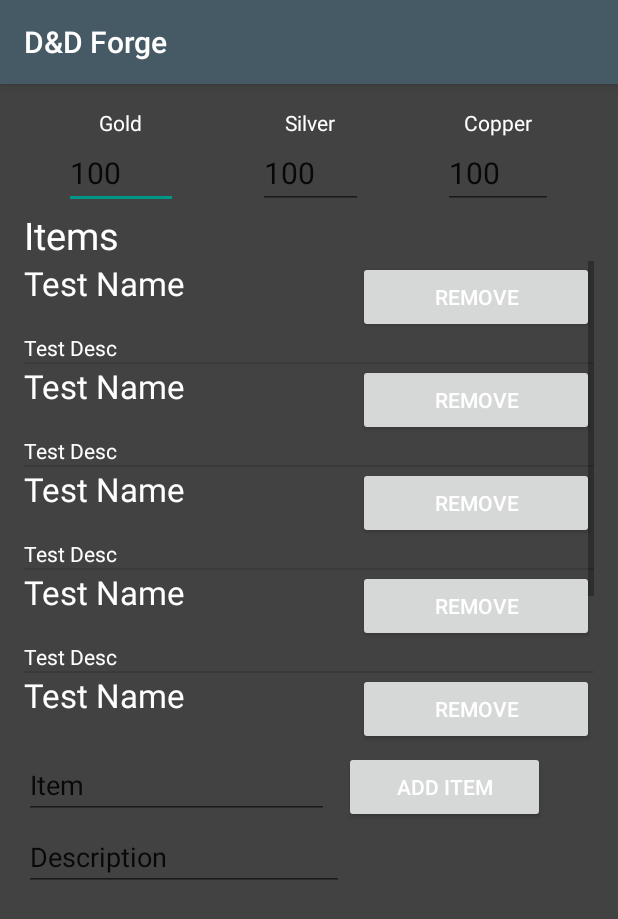
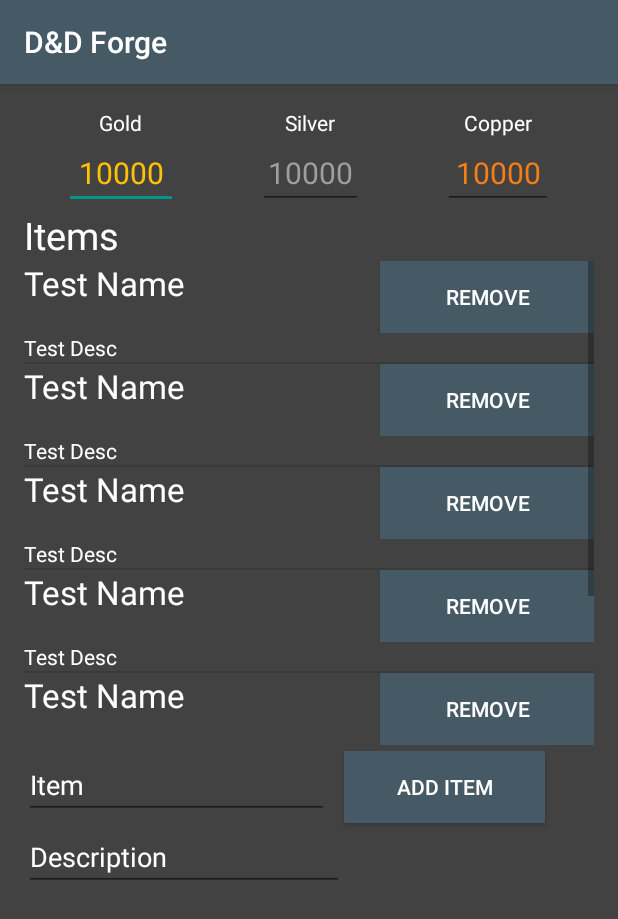
Before and after one commit to CS115CharacterBuilder/builder, an Android app: the fragment ItemsPage shown on its own in the app's theme, on a phone screen of 412 x 824 dp. Shown: the top 919 px of the screen. Run offline under Robolectric (Android 15) with nearby library versions, the phone set to English and light mode, and no system bars; 3 statements that could not run were skipped.

Commit message:
UX/Saving Update
Worked on some Color/UX stuff and more fields save directly from the
pages

```diff
--- a/CharacterBuilder/app/src/main/java/lfg/characterbuilder/ItemsPage.java
+++ b/CharacterBuilder/app/src/main/java/lfg/characterbuilder/ItemsPage.java
@@ -6,6 +6,7 @@ import android.support.v4.app.Fragment;
 import android.support.v4.app.FragmentActivity;
 import android.support.v7.app.AppCompatActivity;
 import android.os.Bundle;
+import android.view.Gravity;
 import android.view.LayoutInflater;
 import android.view.View;
 import android.view.ViewGroup;
@@ -28,6 +29,11 @@ public class ItemsPage extends Fragment {
     //declares item object
     String[] itemNames;
     String[] itemDesc;
+
+    //Currency Textfields
+    static EditText GoldVal;
+    static EditText SilverVal;
+    static EditText CopperVal;
 
     public class ItemElement {
         ItemElement() {
@@ -133,12 +139,15 @@ public class ItemsPage extends Fragment {
         itemList.setAdapter(aa);
         //refreshes page when iList is updated
         aa.notifyDataSetChanged();
-        EditText GoldVal = (EditText) mView.findViewById(R.id.GoldVal);
-        EditText SilverVal = (EditText) mView.findViewById(R.id.SilverVal);
-        EditText CopperVal = (EditText) mView.findViewById(R.id.CopperVal);
-        GoldVal.setText(/*gotChar.getGold()*/Integer.toString(100));
-        SilverVal.setText(/*gotChar.getSilver()*/Integer.toString(100));
-        CopperVal.setText(/*gotChar.getCopper()*/Integer.toString(100));
+        GoldVal = (EditText) mView.findViewById(R.id.GoldVal);
+        SilverVal = (EditText) mView.findViewById(R.id.SilverVal);
+        CopperVal = (EditText) mView.findViewById(R.id.CopperVal);
+        GoldVal.setText(Integer.toString(gotChar.getGold()));
+        SilverVal.setText(Integer.toString(gotChar.getSilver()));
+        CopperVal.setText(Integer.toString(gotChar.getCopper()));
+        GoldVal.setGravity(Gravity.CENTER_HORIZONTAL);
+        SilverVal.setGravity(Gravity.CENTER_HORIZONTAL);
+        CopperVal.setGravity(Gravity.CENTER_HORIZONTAL);
         return this.mView;
     }
 
@@ -210,6 +219,18 @@ public class ItemsPage extends Fragment {
         }
     }
 
+    public static int getCopper(){
+        return Integer.parseInt(CopperVal.getText().toString());
+    }
+
+    public static int getSilver(){
+        return Integer.parseInt(SilverVal.getText().toString());
+    }
+
+    public static int getGold(){
+        return Integer.parseInt(GoldVal.getText().toString());
+    }
+
 
 
 }
--- a/CharacterBuilder/app/src/main/res/layout/activity_abilities_page.xml
+++ b/CharacterBuilder/app/src/main/res/layout/activity_abilities_page.xml
@@ -25,6 +25,7 @@
         android:ems="10"
         android:id="@+id/CPVal"
         android:layout_below="@+id/CPTxt"
+        android:textColor="@color/white"
         android:layout_centerHorizontal="true"
         android:layout_gravity="center_horizontal" />
 
--- a/CharacterBuilder/app/src/main/res/layout/activity_background_page.xml
+++ b/CharacterBuilder/app/src/main/res/layout/activity_background_page.xml
@@ -25,6 +25,7 @@
             android:layout_height="wrap_content"
             android:textAppearance="?android:attr/textAppearanceLarge"
             android:text="Testerman Stormshield"
+            android:textColor="@color/white"
             android:id="@+id/NameVal"
             android:paddingLeft="10dp"
             android:paddingRight="10dp"
@@ -118,6 +119,7 @@
                 android:layout_height="wrap_content"
                 android:textAppearance="?android:attr/textAppearanceLarge"
                 android:text="True Neutral"
+                android:textColor="@color/white"
                 android:id="@+id/AlignmentVal"
                 android:padding="10dp" />
 
@@ -126,6 +128,7 @@
                 android:layout_height="wrap_content"
                 android:textAppearance="?android:attr/textAppearanceLarge"
                 android:text="Cthulhu"
+                android:textColor="@color/white"
                 android:id="@+id/DeityVal"
                 android:padding="10dp" />
         </LinearLayout>
@@ -153,6 +156,7 @@
                 android:inputType="textMultiLine"
                 android:ems="10"
                 android:id="@+id/BackgroundVal"
+                android:textColor="@color/white"
                 android:text="Enter Background" />
         </ScrollView>
 
--- a/CharacterBuilder/app/src/main/res/layout/activity_equipment_page.xml
+++ b/CharacterBuilder/app/src/main/res/layout/activity_equipment_page.xml
@@ -25,6 +25,7 @@
             android:layout_width="wrap_content"
             android:layout_height="wrap_content"
             android:id="@+id/profTxt"
+            android:textColor="@color/white"
             android:text="Enter Proficiencies" />
     </LinearLayout>
 
@@ -50,6 +51,7 @@
                 android:layout_width="wrap_content"
                 android:layout_height="wrap_content"
                 android:id="@+id/ArmorName"
+                android:textColor="@color/white"
                 android:text="Armor Name" />
 
             <EditText
@@ -59,6 +61,7 @@
                 android:ems="10"
                 android:id="@+id/ArmorMod"
                 android:layout_weight="1"
+                android:textColor="@color/white"
                 android:text="Enter Modifier"
                 android:singleLine="true" />
         </LinearLayout>
@@ -87,6 +90,7 @@
                 android:layout_width="wrap_content"
                 android:layout_height="wrap_content"
                 android:text="Add"
+                android:background="@color/colorPrimary"
                 android:id="@+id/button4"
                 android:layout_gravity="right"
                 android:onClick="addMWeapon"
@@ -122,6 +126,7 @@
                 style="?android:attr/buttonStyleSmall"
                 android:layout_width="wrap_content"
                 android:layout_height="wrap_content"
+                android:background="@color/colorPrimary"
                 android:text="Add"
                 android:id="@+id/button6"
                 android:layout_gravity="right"
--- a/CharacterBuilder/app/src/main/res/layout/activity_items_page.xml
+++ b/CharacterBuilder/app/src/main/res/layout/activity_items_page.xml
@@ -35,6 +35,7 @@
                 android:inputType="number"
                 android:ems="10"
                 android:id="@+id/GoldVal"
+                android:textColor="@color/gold"
                 android:layout_gravity="center_horizontal"
                 android:textSize="20dp"
                 android:text="10000" />
@@ -60,6 +61,7 @@
                 android:inputType="number"
                 android:ems="10"
                 android:id="@+id/SilverVal"
+                android:textColor="@color/silver"
                 android:layout_gravity="center_horizontal"
                 android:textSize="20dp"
                 android:text="10000" />
@@ -85,6 +87,7 @@
                 android:inputType="number"
                 android:ems="10"
                 android:id="@+id/CopperVal"
+                android:textColor="@color/copper"
                 android:layout_gravity="center_horizontal"
                 android:textSize="20dp"
                 android:text="10000" />
@@ -125,6 +128,7 @@
                 android:layout_height="wrap_content"
                 android:id="@+id/ItemName"
                 android:layout_weight="2"
+                android:textColor="@color/white"
                 android:layout_column="0"
                 android:layout_row="0"
                 android:layout_rowSpan="1"
@@ -135,6 +139,7 @@
                 android:layout_width="134dp"
                 android:layout_height="wrap_content"
                 android:text="Add Item"
+                android:background="@color/colorPrimary"
                 android:id="@+id/addBtn"
                 android:layout_weight="1"
                 android:layout_column="1"
@@ -150,6 +155,7 @@
                 android:ems="10"
                 android:id="@+id/ItemDescription"
                 android:layout_column="0"
+                android:textColor="@color/white"
                 android:layout_row="1"
                 android:text="Description" />
 
--- a/CharacterBuilder/app/src/main/res/layout/activity_stat_page.xml
+++ b/CharacterBuilder/app/src/main/res/layout/activity_stat_page.xml
@@ -516,6 +516,7 @@
                         android:text="-"
                         android:id="@+id/HDSubBtn"
                         android:textSize="25dp"
+                        android:background="@color/colorPrimary"
                         android:clickable="true" />
 
                     <TextView
@@ -539,6 +540,7 @@
                         android:text="+"
                         android:id="@+id/HDAddBtn"
                         android:textSize="25dp"
+                        android:background="@color/colorPrimary"
                         android:clickable="true" />
                 </LinearLayout>
 
@@ -564,6 +566,7 @@
                         android:text="-"
                         android:id="@+id/HPSubBtn"
                         android:textSize="25dp"
+                        android:background="@color/colorPrimary"
                         android:clickable="true" />
 
                     <TextView
@@ -588,6 +591,7 @@
                         android:layout_height="37dp"
                         android:text="+"
                         android:id="@+id/HPAddBtn"
+                        android:background="@color/colorPrimary"
                         android:textSize="25dp"
                         android:clickable="true" />
 
@@ -606,6 +610,7 @@
                         android:layout_height="39dp"
                         android:text="-"
                         android:id="@+id/TempSubBtn"
+                        android:background="@color/colorPrimary"
                         android:textSize="25dp"
                         android:clickable="true" />
 
@@ -622,6 +627,7 @@
                         android:layout_width="35dp"
                         android:layout_height="37dp"
                         android:text="+"
+                        android:background="@color/colorPrimary"
                         android:id="@+id/TempAddBtn"
                         android:textSize="25dp"
                         android:clickable="true" />
--- a/CharacterBuilder/app/src/main/res/layout/item_element.xml
+++ b/CharacterBuilder/app/src/main/res/layout/item_element.xml
@@ -28,6 +28,7 @@
             android:layout_width="wrap_content"
             android:layout_height="wrap_content"
             android:text="Remove"
+            android:background="@color/colorPrimary"
             android:id="@+id/removeButton"
             android:layout_gravity="right"
             android:layout_column="2"
--- a/CharacterBuilder/app/src/main/res/layout/mweapon_element.xml
+++ b/CharacterBuilder/app/src/main/res/layout/mweapon_element.xml
@@ -41,18 +41,21 @@
         <EditText
             android:layout_width="wrap_content"
             android:layout_height="wrap_content"
+            android:textColor="@color/white"
             android:id="@+id/mWeaponVal"
             android:layout_weight="1" />
 
         <EditText
             android:layout_width="wrap_content"
             android:layout_height="wrap_content"
+            android:textColor="@color/white"
             android:id="@+id/mABVal"
             android:layout_weight="1" />
 
         <EditText
             android:layout_width="wrap_content"
             android:layout_height="wrap_content"
+            android:textColor="@color/white"
             android:id="@+id/mDmgVal"
             android:layout_weight="1" />
     </LinearLayout>
@@ -62,6 +65,7 @@
         android:layout_width="wrap_content"
         android:layout_height="wrap_content"
         android:text="Remove"
+        android:background="@color/colorPrimary"
         android:id="@+id/mWRemove"
         android:layout_gravity="center_horizontal"
         android:onClick="removeMWeapon"
--- a/CharacterBuilder/app/src/main/res/layout/rweapon_element.xml
+++ b/CharacterBuilder/app/src/main/res/layout/rweapon_element.xml
@@ -45,12 +45,14 @@
             android:layout_width="wrap_content"
             android:layout_height="wrap_content"
             android:id="@+id/rWeaponVal"
+            android:textColor="@color/white"
             android:layout_gravity="left"
             android:layout_weight="1" />
 
         <EditText
             android:layout_width="wrap_content"
             android:layout_height="wrap_content"
+            android:textColor="@color/white"
             android:id="@+id/rABVal"
             android:layout_gravity="center_horizontal"
             android:layout_weight="1" />
@@ -58,6 +60,7 @@
         <EditText
             android:layout_width="wrap_content"
             android:layout_height="wrap_content"
+            android:textColor="@color/white"
             android:id="@+id/rDmgVal"
             android:layout_gravity="right"
             android:layout_weight="1" />
@@ -95,6 +98,7 @@
         <EditText
             android:layout_width="108dp"
             android:layout_height="wrap_content"
+            android:textColor="@color/white"
             android:inputType="number"
             android:ems="10"
             android:id="@+id/rAmmoVal"
@@ -104,6 +108,7 @@
         <EditText
             android:layout_width="wrap_content"
             android:layout_height="wrap_content"
+            android:textColor="@color/white"
             android:id="@+id/rRangeVal"
             android:layout_gravity="center_horizontal"
             android:layout_weight="5" />
@@ -112,6 +117,7 @@
             style="?android:attr/buttonStyleSmall"
             android:layout_width="94dp"
             android:layout_height="wrap_content"
+            android:background="@color/colorPrimary"
             android:text="Remove"
             android:id="@+id/rWRemove"
             android:onClick="removeRWeapon"
--- a/CharacterBuilder/app/src/main/res/values/colors.xml
+++ b/CharacterBuilder/app/src/main/res/values/colors.xml
@@ -5,4 +5,7 @@
     <color name="colorAccent">#009688</color>
     <color name="colorBackground">#424242</color>
     <color name="white">#FFFFFF</color>
+    <color name="gold">#FFC107</color>
+    <color name="silver">#9E9E9E</color>
+    <color name="copper">#F57F17</color>
 </resources>
```
Also changed, not shown: CharacterBuilder/app/src/main/java/lfg/characterbuilder/AbilitiesPage.java (+12 -1 lines), CharacterBuilder/app/src/main/java/lfg/characterbuilder/BackgroundPage.java (+26 -4 lines), CharacterBuilder/app/src/main/java/lfg/characterbuilder/HomeActivity.java (+23 -2 lines), CharacterBuilder/app/src/main/java/lfg/characterbuilder/MainActivity.java (+27 -0 lines).
